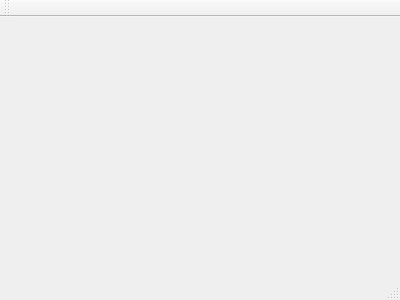
The window that Galaga/mainwindow.ui (karusukun/GalagaLenguajes) describes before a commit, drawn with Qt 5.
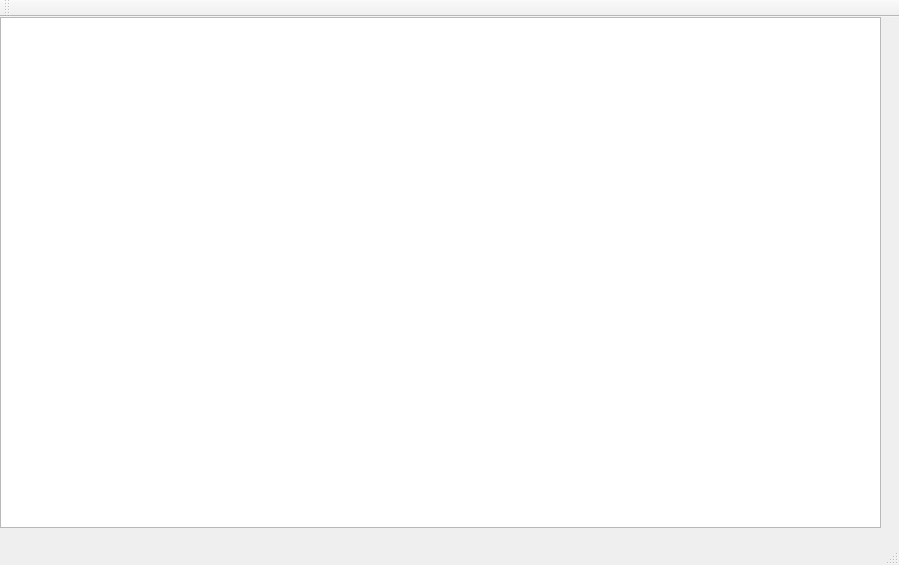
The same window after the commit. Icons and pictures are not drawn.

```diff
--- a/Galaga/mainwindow.ui
+++ b/Galaga/mainwindow.ui
@@ -1,24 +1,64 @@
 <ui version="4.0">
  <class>MainWindow</class>
- <widget class="QMainWindow" name="MainWindow" >
-  <property name="geometry" >
+ <widget class="QMainWindow" name="MainWindow">
+  <property name="geometry">
    <rect>
     <x>0</x>
     <y>0</y>
-    <width>400</width>
-    <height>300</height>
+    <width>899</width>
+    <height>565</height>
    </rect>
   </property>
   <property name="windowTitle" >
    <string>MainWindow</string>
   </property>
-  <widget class="QMenuBar" name="menuBar" />
-  <widget class="QToolBar" name="mainToolBar" />
-  <widget class="QWidget" name="centralWidget" />
-  <widget class="QStatusBar" name="statusBar" />
+  <property name="styleSheet">
+   <string notr="true">#MainWindow
+{
+	
+	background-image: url(:/background/assets/farback.gif);
+}</string>
+  </property>
+  <widget class="QWidget" name="centralWidget">
+   <widget class="QGraphicsView" name="graphicsView">
+    <property name="geometry">
+     <rect>
+      <x>0</x>
+      <y>0</y>
+      <width>881</width>
+      <height>511</height>
+     </rect>
+    </property>
+    <property name="styleSheet">
+     <string notr="true">#graphicsView
+{
+	
+	background-image: url(:/background/assets/farback.gif);
+}</string>
+    </property>
+   </widget>
+  </widget>
+  <widget class="QMenuBar" name="menuBar">
+   <property name="geometry">
+    <rect>
+     <x>0</x>
+     <y>0</y>
+     <width>899</width>
+     <height>25</height>
+    </rect>
+   </property>
+  </widget>
+  <widget class="QToolBar" name="mainToolBar">
+   <attribute name="toolBarArea">
+    <enum>TopToolBarArea</enum>
+   </attribute>
+   <attribute name="toolBarBreak">
+    <bool>false</bool>
+   </attribute>
+  </widget>
+  <widget class="QStatusBar" name="statusBar"/>
  </widget>
- <layoutDefault spacing="6" margin="11" />
- <pixmapfunction></pixmapfunction>
+ <layoutdefault spacing="6" margin="11"/>
  <resources/>
  <connections/>
 </ui>
```
Left out of the diff: 3 changed lines with no effect on the pictures.
